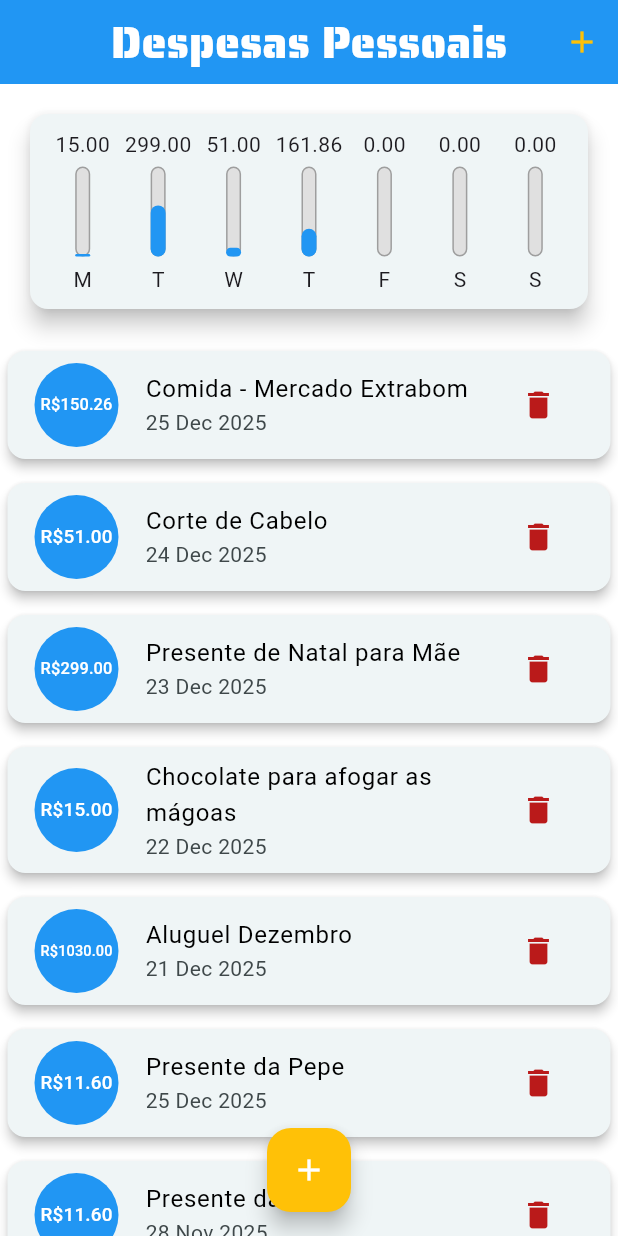
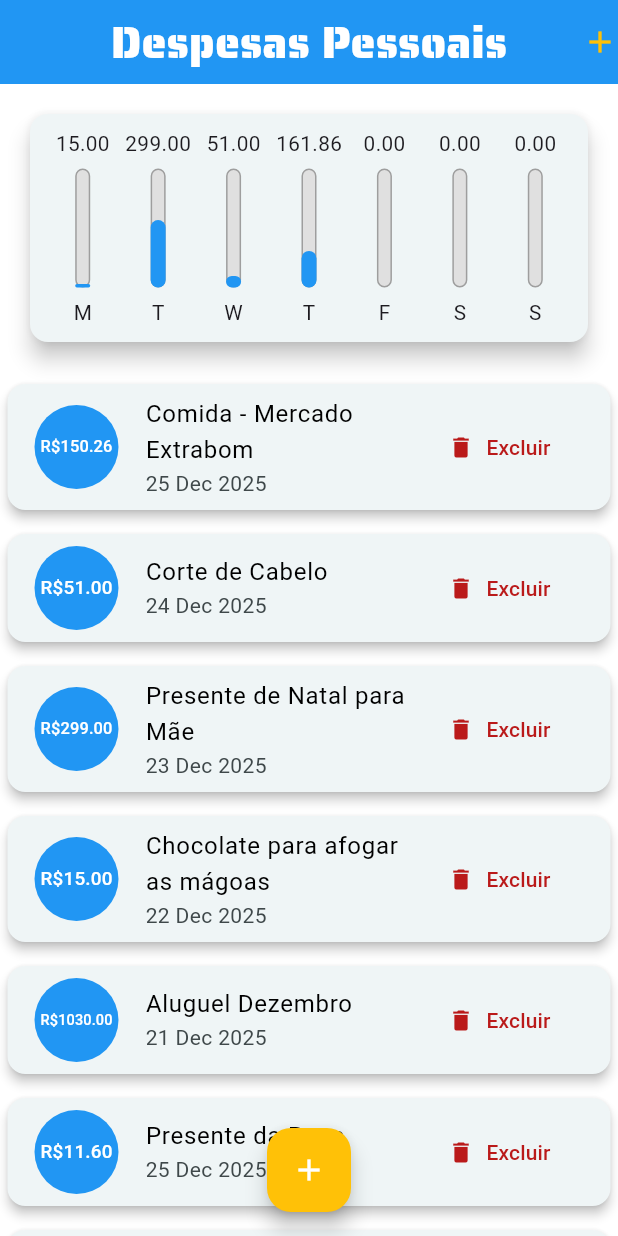
Before and after one commit to robzerbo/personal_expenses_project, a Flutter app: the screen it shows after launch, on a phone screen of 412 x 824 dp. Run offline on Flutter 3.47's test engine with Material 3 defaults, Android fonts, the phone set to English and light mode, and no system bars.

Commit message:
adicionado responsividade e adaptatividade

```diff
--- a/lib/components/chart_bar.dart
+++ b/lib/components/chart_bar.dart
@@ -10,17 +10,19 @@ class ChartBar extends StatelessWidget {
 
   @override
   Widget build(BuildContext context) {
+    return LayoutBuilder(
+      builder: (ctx, constraints){
         return Column(
         children: [
           Container(
-          height: 20,
+            height: constraints.maxHeight * 0.15,
             child: FittedBox(
               child: Text(value.toStringAsFixed(2))
             ),
           ),
-        SizedBox(height: 5,),
+          SizedBox(height: constraints.maxHeight * 0.05),
           Container(
-          height: 60,
+            height: constraints.maxHeight * 0.6,
             width: 10,
             child: Stack(
               alignment: Alignment.bottomCenter,
@@ -47,9 +49,13 @@ class ChartBar extends StatelessWidget {
               ],
             ),
           ),
-        SizedBox(height: 5,),
-        Text(label)
+          SizedBox(height: constraints.maxHeight * 0.05),
+          SizedBox(
+            height: constraints.maxHeight * 0.15,
+            child: FittedBox(child: Text(label)))
         ],
+      );
+      },
     );
   }
 }
--- a/lib/components/transaction_list.dart
+++ b/lib/components/transaction_list.dart
@@ -11,9 +11,7 @@ class TransactionList extends StatelessWidget {
   @override
   Widget build(BuildContext context) {
     return
-      Container(
-        height: 650,
-        child: transactions.isNotEmpty ? ListView.builder(
+      transactions.isNotEmpty ? ListView.builder(
         itemCount: transactions.length,
         itemBuilder: (ctx, index){
           final tr = transactions[index];
@@ -47,7 +45,20 @@ class TransactionList extends StatelessWidget {
                 ),
               ),
               subtitle: Text(DateFormat('d MMM y').format(tr.date)),
-                trailing: IconButton(
+              trailing:
+              MediaQuery.of(context).size.width > 375 ?
+              TextButton.icon(
+                onPressed: ()=> onRemoved(tr.id),
+                icon: Icon(Icons.delete, color: Theme.of(context).colorScheme.error),
+                label: Text(
+                  "Excluir",
+                  style: TextStyle(
+                    color: Theme.of(context).colorScheme.error
+                  ),
+                ),
+              )
+              :
+              IconButton(
                 onPressed: ()=> onRemoved(tr.id),
                 icon: Icon(Icons.delete),
                 color: Theme.of(context).colorScheme.error,
@@ -104,27 +115,29 @@ class TransactionList extends StatelessWidget {
           // );
       )
       :
-        Column(
+      LayoutBuilder(
+        builder: (ctx, constraints){
+          return Column(
           children: [
-            Padding(
-              padding: const EdgeInsets.all(8.0),
-              child: Text(
+            SizedBox(height: 20,),
+            Text(
               "Nenhum gasto registrado...",
               style: TextStyle(
                 fontFamily: Theme.of(context).appBarTheme.titleTextStyle?.fontFamily,
                 fontSize: 20
               ),
             ),
-            ),
+            SizedBox(height: 20,),
             Container(
-              height: 200,
+              height: constraints.maxHeight * 0.6,
               child: Image.asset(
                 "assets/fonts/images/empty-wallet.webp",
                 fit: BoxFit.cover,
               ),
             )
           ],
-        )
+        );
+        },
       );
     }
 }
--- a/lib/main.dart
+++ b/lib/main.dart
@@ -1,6 +1,8 @@
+import 'package:flutter/cupertino.dart';
 import 'package:flutter/material.dart';
 import 'package:personal_expenses_project/components/chart.dart';
 import 'dart:math';
+import 'dart:io';
 import 'package:personal_expenses_project/components/transaction_form.dart';
 import 'package:personal_expenses_project/components/transaction_list.dart';
 import 'package:personal_expenses_project/models/transaction.dart';
@@ -70,6 +72,8 @@ class _MyHomePageState extends State<MyHomePage> {
     Transaction(id: "t8", title: "Presente da Pepe", value: 11.60, date: DateTime.now().subtract(Duration(days: 30))),
   ];
 
+  bool _showChart = false;
+
   List<Transaction> get _recentTransactions{
     return _transactions.where((tr){
       return tr.date.isAfter(DateTime.now().subtract(
@@ -107,35 +111,100 @@ class _MyHomePageState extends State<MyHomePage> {
     );
   }
 
+  Widget _getIconButton(IconData icon, Function() fn){
+    return Platform.isAndroid ?
+    GestureDetector(
+      onTap: fn,
+      child: Icon(icon)
+    )
+    :
+    IconButton(
+      onPressed: fn,
+      icon: Icon(icon)
+    );
+  }
+
   @override
   Widget build(BuildContext context) {
-    return Scaffold(
-      appBar: AppBar(
-        title: Text("Despesas Pessoais"),
-        centerTitle: true,
-        actions: [
-          IconButton(
-            onPressed: () => _openTransactionFormModal(context),
-            icon: Icon(Icons.add)
-          )
-        ],
+
+    final mediaQuery = MediaQuery.of(context);
+    bool isLandScape = mediaQuery.orientation == Orientation.landscape;
+
+    final iconList = Platform.isAndroid ? Icons.list : CupertinoIcons.refresh;
+    final chartList = Platform.isAndroid ? Icons.bar_chart_rounded : CupertinoIcons.refresh;
+
+    final appBarActions = [
+        if(isLandScape)
+        _getIconButton(
+          _showChart ? iconList : chartList,
+          (){setState(() {_showChart = !_showChart;});}
+        ),
+        _getIconButton(
+          Platform.isAndroid ? Icons.add : CupertinoIcons.add,
+          () => _openTransactionFormModal(context)
+        )
+      ];
+
+    final PreferredSizeWidget appBar = Platform.isAndroid ?
+    AppBar(
+      title: Text("Despesas Pessoais"),
+      centerTitle: true,
+      actions: appBarActions,
+    )
+    :
+    CupertinoNavigationBar(
+      middle: Text('Despesas Pessoais'),
+      trailing: Row(
+        mainAxisSize: MainAxisSize.min,
+        children: appBarActions,
       ),
-      body: SingleChildScrollView( // precisa definir o tamanho da tela
+    );
+
+    final availabelHeight = mediaQuery.size.height - appBar.preferredSize.height - mediaQuery.padding.top;
+
+    final bodyPage = SafeArea(
+      child: SingleChildScrollView( // precisa definir o tamanho da tela
         child: Column(
           crossAxisAlignment: CrossAxisAlignment.stretch,
           children: <Widget>[
-            Chart(recentTransactions: _recentTransactions),
-            TransactionList(transactions: _transactions, onRemoved: _removeTransaction),
+            if(_showChart || !isLandScape)
+              SizedBox(
+                height: availabelHeight * (isLandScape ? 0.7 : 0.25),
+                child: Chart(recentTransactions: _recentTransactions)) ,
+            if(!_showChart || !isLandScape)
+              SizedBox(
+                height: availabelHeight * (isLandScape ? 1 : 0.75),
+                child: TransactionList(transactions: _transactions, onRemoved: _removeTransaction)),
           ],
         ),
       ),
-      floatingActionButton: FloatingActionButton(
+    );
+
+    return Platform.isAndroid ?
+    Scaffold(
+      appBar: appBar,
+      body: bodyPage,
+      floatingActionButton: Platform.isIOS ?
+      Container()
+      :
+      FloatingActionButton(
         backgroundColor: Theme.of(context).colorScheme.secondary,
         foregroundColor: Theme.of(context).colorScheme.surface,
         onPressed: () => _openTransactionFormModal(context),
         child: Icon(Icons.add),
         ),
-        floatingActionButtonLocation: FloatingActionButtonLocation.centerFloat,
-    );
+      floatingActionButtonLocation: FloatingActionButtonLocation.centerFloat,
+    )
+    :
+    CupertinoPageScaffold(
+    navigationBar: CupertinoNavigationBar(
+      middle: Text('Despesas Pessoais'),
+      trailing: Row(
+        mainAxisSize: MainAxisSize.min,
+        children: appBarActions,
+      ),
+    ),
+    child: bodyPage,
+  );
   }
 }
```
Also changed, not shown: lib/components/adaptative_button.dart (added, +34 -0 lines), lib/components/adaptative_date_picker.dart (added, +63 -0 lines), lib/components/adaptative_text_field.dart (added, +35 -0 lines), lib/components/transaction_form.dart (+27 -48 lines). Lines whose indentation alone changed are shown as unchanged.
